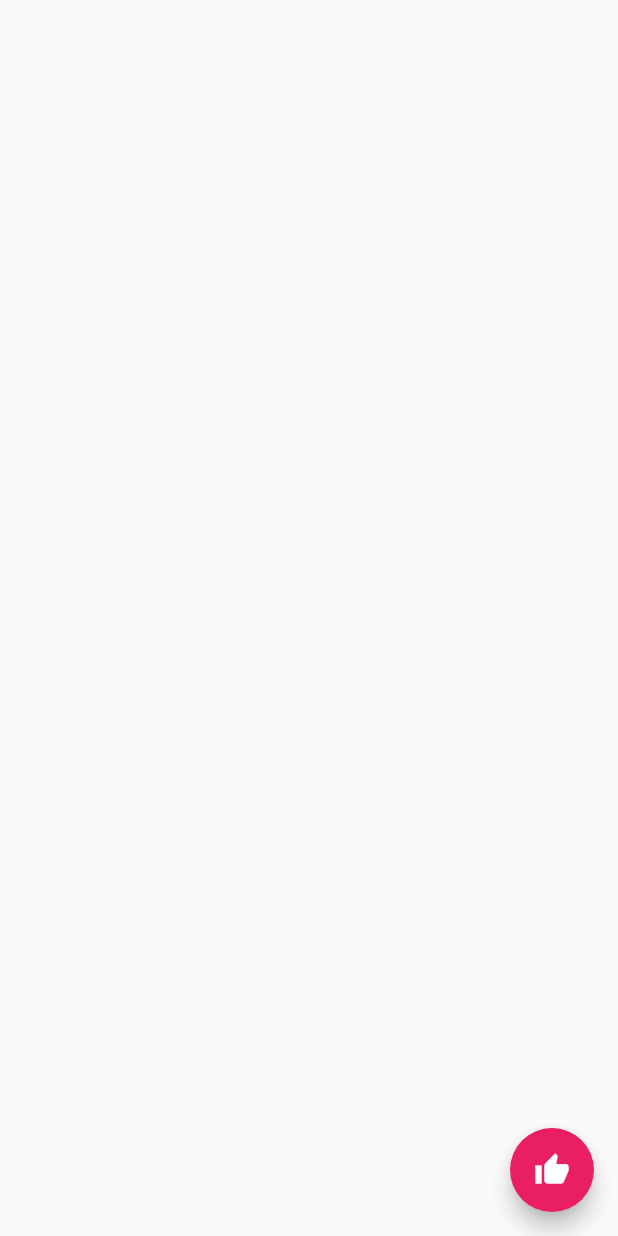
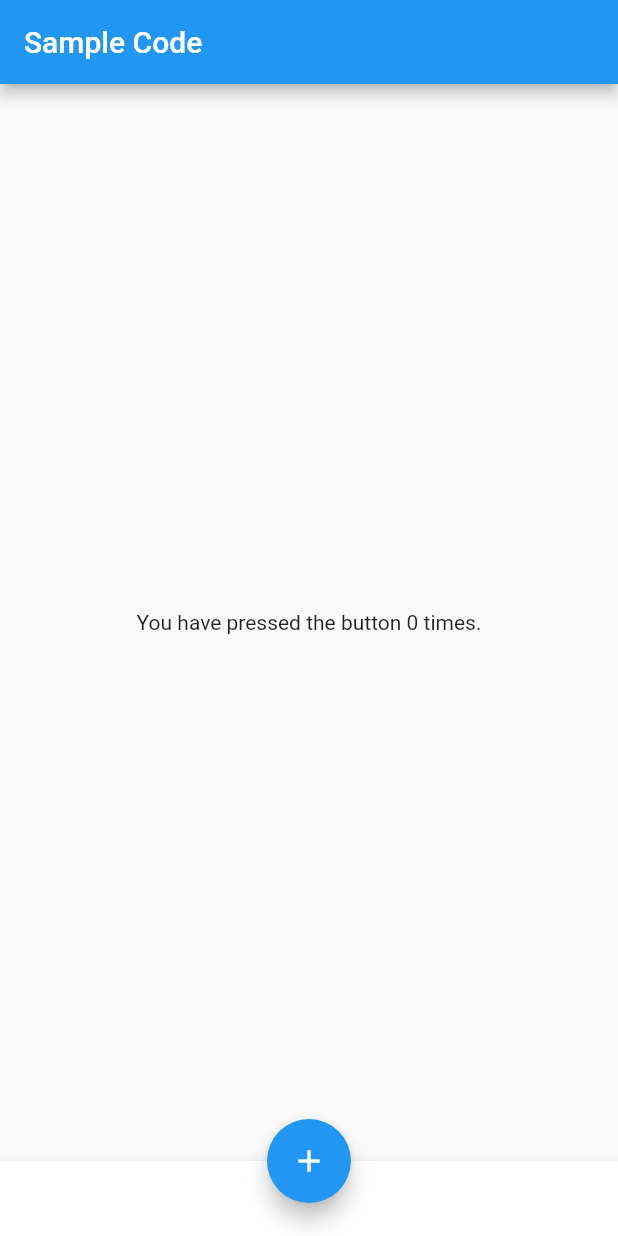
Before and after one commit to polinema-mobile/praktikum-02-layout-web-bola-DianaEstifadah, a Flutter app: the screen it shows after launch, on a phone screen of 412 x 824 dp. Run offline on Flutter 3.47's test engine with Material 2 defaults, Android fonts, the light colour scheme and no system bars.

Commit message:
Pratikum Scaffold

```diff
--- a/lib/main.dart
+++ b/lib/main.dart
@@ -4,17 +4,28 @@ import 'package:flutter/material.dart';
 void main() => runApp(MyApp());
 
 class MyApp extends StatelessWidget {
+  int _count = 0;
   @override
   Widget build(BuildContext context) {
     return MaterialApp(
       home: Scaffold(
+        appBar: AppBar(
+          title: Text('Sample Code'),
+        ),
+        body: Center(
+          child: Text('You have pressed the button $_count times.'),
+        ),
+        bottomNavigationBar: BottomAppBar(
+          child: Container(
+            height: 50.0,
+          ),
+        ),
         floatingActionButton: FloatingActionButton(
-          onPressed: () {
-            // Add your onPressed code here!
-          },
-          child: Icon(Icons.thumb_up),
-          backgroundColor: Colors.pink,
+          onPressed: () => 0,
+          tooltip: 'Increment Counter',
+          child: Icon(Icons.add),
         ),
+        floatingActionButtonLocation: FloatingActionButtonLocation.centerDocked,
       ),
     );
   }
```
